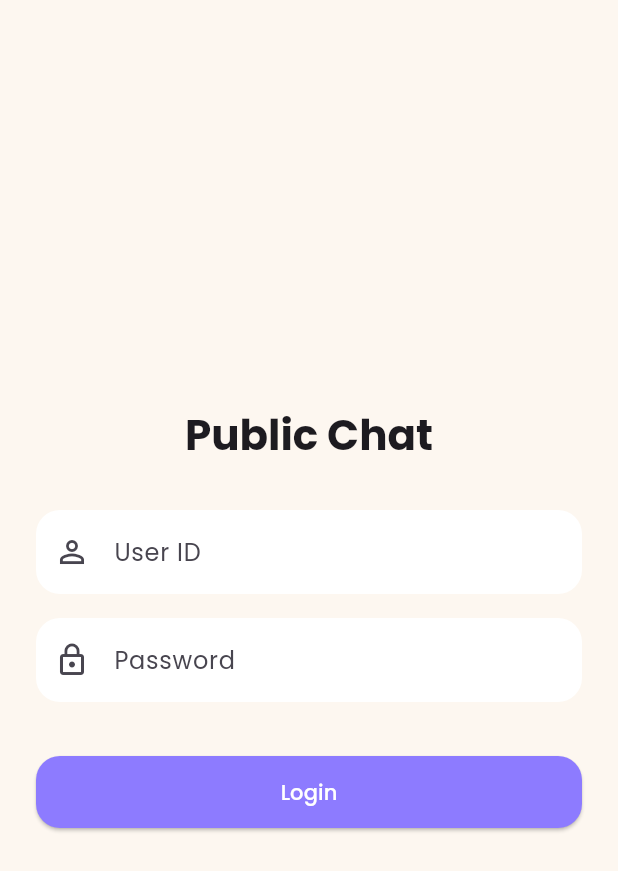
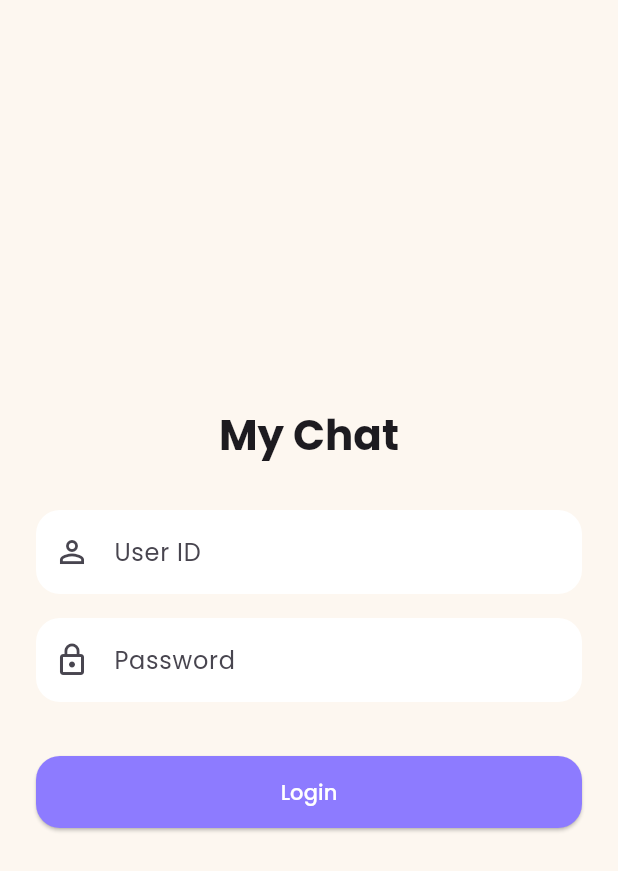
Before and after one commit to atharvasangade14055-web/cutie, a Flutter app: the screen it shows after launch, on a phone screen of 412 x 824 dp. Shown: the top 871 px of the screen. Run offline on Flutter 3.47's test engine with Material 3 defaults, Android fonts, the light colour scheme and no system bars; our stand-ins replace firebase_core, firebase_database, google_fonts, shared_preferences; accounts and stored records are empty.

Commit message:
Updated UI

```diff
--- a/lib/main.dart
+++ b/lib/main.dart
@@ -38,7 +38,7 @@ class MyApp extends StatelessWidget {
 
     return MaterialApp(
       debugShowCheckedModeBanner: false,
-      title: 'Public Chat',
+      title: 'My Chat',
       theme: ThemeData(
         useMaterial3: true,
         colorScheme: baseColorScheme,
--- a/lib/screens/chat_screen.dart
+++ b/lib/screens/chat_screen.dart
@@ -137,7 +137,7 @@ class _ChatScreenState extends State<ChatScreen> {
 
     return Scaffold(
       appBar: AppBar(
-        title: const Text('Public Chat'),
+        title: const Text('My Chat'),
         actions: [
           IconButton(
             icon: const Icon(Icons.logout),
--- a/lib/screens/login_screen.dart
+++ b/lib/screens/login_screen.dart
@@ -96,7 +96,7 @@ class _LoginScreenState extends State<LoginScreen> {
               crossAxisAlignment: CrossAxisAlignment.stretch,
               children: [
                 Text(
-                  'Public Chat',
+                  'My Chat',
                   textAlign: TextAlign.center,
                   style: theme.textTheme.headlineMedium?.copyWith(
                     fontWeight: FontWeight.bold,
```
